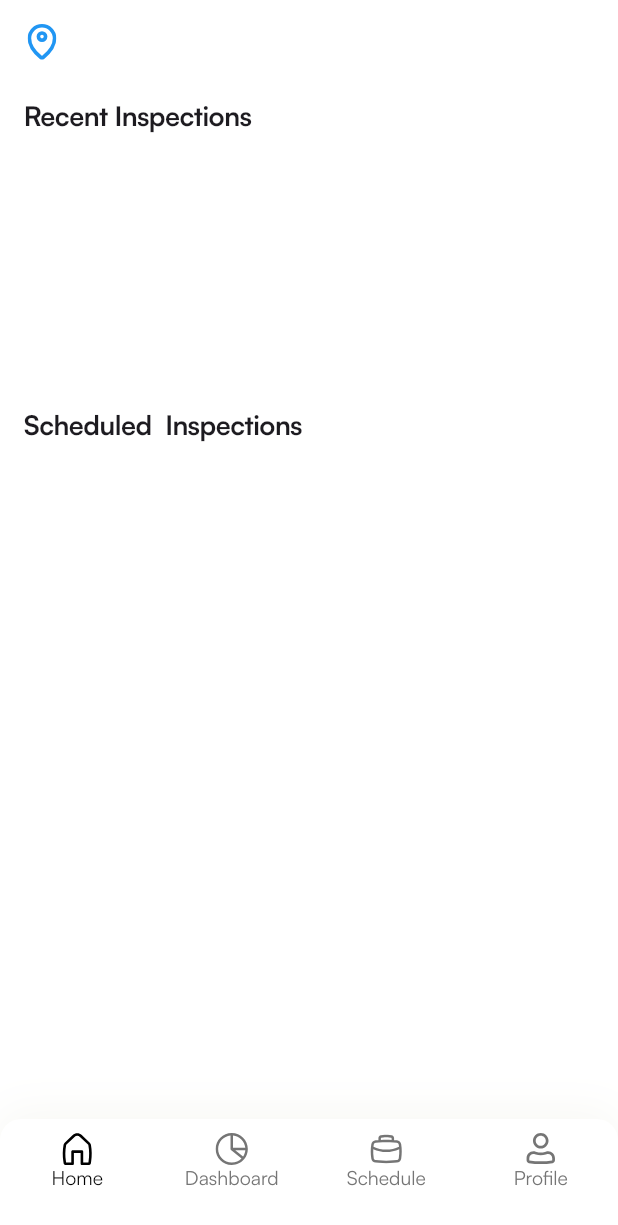
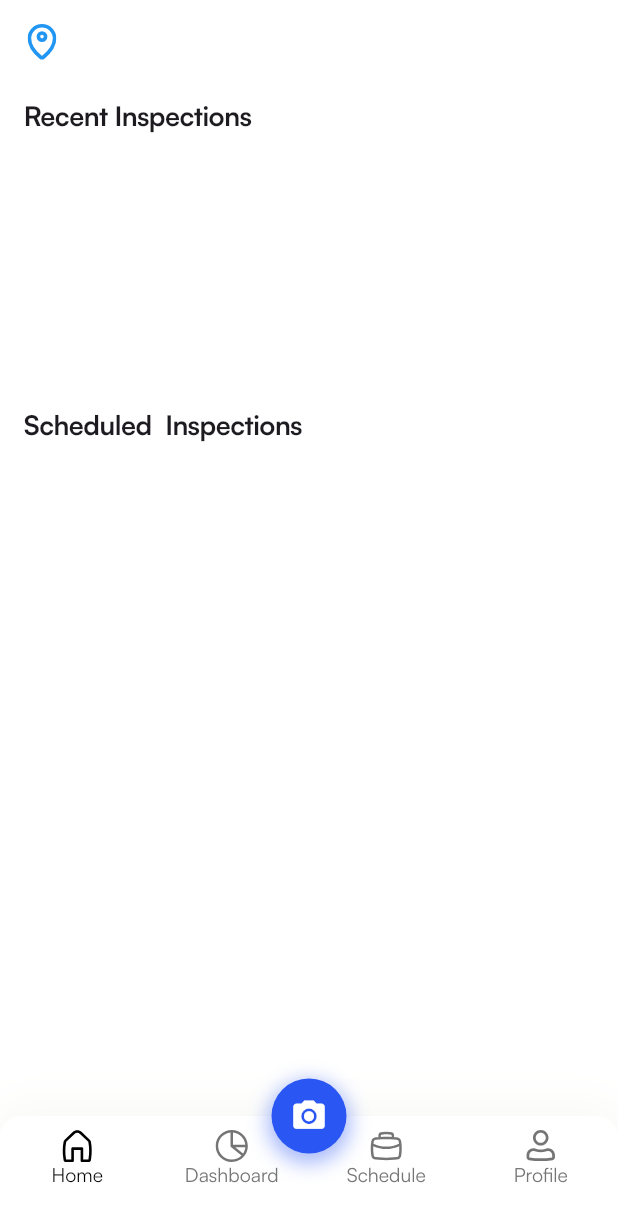
Before and after one commit to developerinspecttrack/it-flutter, a Flutter app: the HomeScreen screen opened by its route, on a phone screen of 412 x 824 dp. Shown: the top 1225 px of the screen. Run offline on Flutter 3.47's test engine with Material 3 defaults, Android fonts, the phone set to English and light mode, and no system bars; our stand-ins replace device_preview, flutter_dotenv, flutter_otp_text_field, flutter_secure_storage, flutter_svg, geolocator and 1 more; missing offline and left inert: fquery; accounts and stored records are empty.

Commit message:
apk without error

```diff
--- a/lib/common_widgets/bottom_navigationbar.dart
+++ b/lib/common_widgets/bottom_navigationbar.dart
@@ -1,4 +1,3 @@
-import 'package:client/app/routes/app_router.dart';
 import 'package:client/app/routes/route_names.dart';
 import 'package:client/app/theme/app_colors.dart';
 import 'package:client/app/theme/app_typography.dart';
@@ -40,6 +39,39 @@ class BottomNavBar extends StatelessWidget {
     ));
   }
 
+  void _showLargeBottomSheet(BuildContext context) {
+    showModalBottomSheet(
+      context: context,
+      isScrollControlled: true,
+      builder: (BuildContext context) {
+        return Container(
+          height:
+              MediaQuery.of(context).size.height * 0.9, // 90% of screen height
+          padding: const EdgeInsets.all(16),
+          decoration: const BoxDecoration(
+            color: Colors.white,
+            borderRadius: BorderRadius.vertical(top: Radius.circular(16)),
+          ),
+          child: Column(
+            children: [
+              const Text(
+                'Large Modal Bottom Sheet',
+                style: TextStyle(fontSize: 20, fontWeight: FontWeight.bold),
+              ),
+              const SizedBox(height: 20),
+              const Text('This modal covers 90% of the screen height.'),
+              const Spacer(),
+              ElevatedButton(
+                onPressed: () => Navigator.pop(context),
+                child: const Text('Close'),
+              ),
+            ],
+          ),
+        );
+      },
+    );
+  }
+
   Widget _getPage(String route) {
     switch (route) {
       case RouteNames.home:
@@ -58,8 +90,10 @@ class BottomNavBar extends StatelessWidget {
   @override
   Widget build(BuildContext context) {
     return Stack(
+      clipBehavior: Clip.none, // Allow camera icon to overflow
       alignment: Alignment.bottomCenter,
       children: [
+        // Bottom Navigation Bar
         Container(
           decoration: BoxDecoration(
             color: Colors.white,
@@ -74,7 +108,7 @@ class BottomNavBar extends StatelessWidget {
             borderRadius: const BorderRadius.vertical(top: Radius.circular(14)),
           ),
           child: Container(
-            padding: EdgeInsets.only(top: 0, bottom: 22),
+            padding: const EdgeInsets.only(bottom: 24, top: 0),
             child: MouseRegion(
               cursor: SystemMouseCursors.basic,
               child: BottomNavigationBar(
@@ -114,36 +148,34 @@ class BottomNavBar extends StatelessWidget {
             ),
           ),
         ),
-        // Positioned(
-        //   bottom: 40,
-        //   child: GestureDetector(
-        //     onTap: onCreatePressed ??
-        //         () {
-        //           print('Create button pressed');
-        //         },
-        //     child: Container(
-        //       width: 40,
-        //       height: 40,
-        //       decoration: BoxDecoration(
-        //         shape: BoxShape.circle,
-        //         color: AppColors.primaryColor,
-        //         boxShadow: [
-        //           BoxShadow(
-        //             color: AppColors.primaryColor.withOpacity(0.3),
-        //             blurRadius: 8,
-        //             spreadRadius: 2,
-        //             offset: Offset(0, 2),
-        //           ),
-        //         ],
-        //       ),
-        //       child: Icon(
-        //         Icons.add,
-        //         color: Colors.white,
-        //         size: 15,
-        //       ),
-        //     ),
-        //   ),
-        // ),
+
+        Positioned(
+          bottom: 55,
+          child: InkWell(
+            onTap: onCreatePressed ?? () async {},
+            child: Container(
+              width: 50,
+              height: 50,
+              decoration: BoxDecoration(
+                shape: BoxShape.circle,
+                color: AppColors.primaryColor,
+                boxShadow: [
+                  BoxShadow(
+                    color: AppColors.primaryColor.withOpacity(0.4),
+                    blurRadius: 10,
+                    spreadRadius: 3,
+                    offset: const Offset(0, 4),
+                  ),
+                ],
+              ),
+              child: const Icon(
+                Icons.camera_alt,
+                color: Colors.white,
+                size: 25,
+              ),
+            ),
+          ),
+        ),
       ],
     );
   }
@@ -151,10 +183,7 @@ class BottomNavBar extends StatelessWidget {
   BottomNavigationBarItem _buildNavItem(
       String iconPath, String label, bool isSelected) {
     return BottomNavigationBarItem(
-      icon: Stack(
-        alignment: Alignment.center,
-        children: [
-          SvgPicture.asset(
+      icon: SvgPicture.asset(
         iconPath,
         height: 22,
         width: 22,
@@ -163,8 +192,6 @@ class BottomNavBar extends StatelessWidget {
           BlendMode.srcIn,
         ),
       ),
-        ],
-      ),
       label: label
           .replaceAll("/", "")
           .replaceFirstMapped(RegExp(r'^\w'), (m) => m.group(0)!.toUpperCase()),
--- a/pubspec.yaml
+++ b/pubspec.yaml
@@ -13,6 +13,7 @@ dependencies:
   flutter_svg: ^2.0.17
   flutter_otp_text_field: ^1.5.1+1
   device_preview: ^1.2.0
+  permission_handler: ^10.4.3
   fquery: 1.4.0-beta.1
   flutter_secure_storage: ^9.2.4
 
```
Also changed, not shown: lib/main.dart (line endings or trailing spaces), pubspec.lock, 2 other files. Lines whose indentation alone changed are shown as unchanged.
